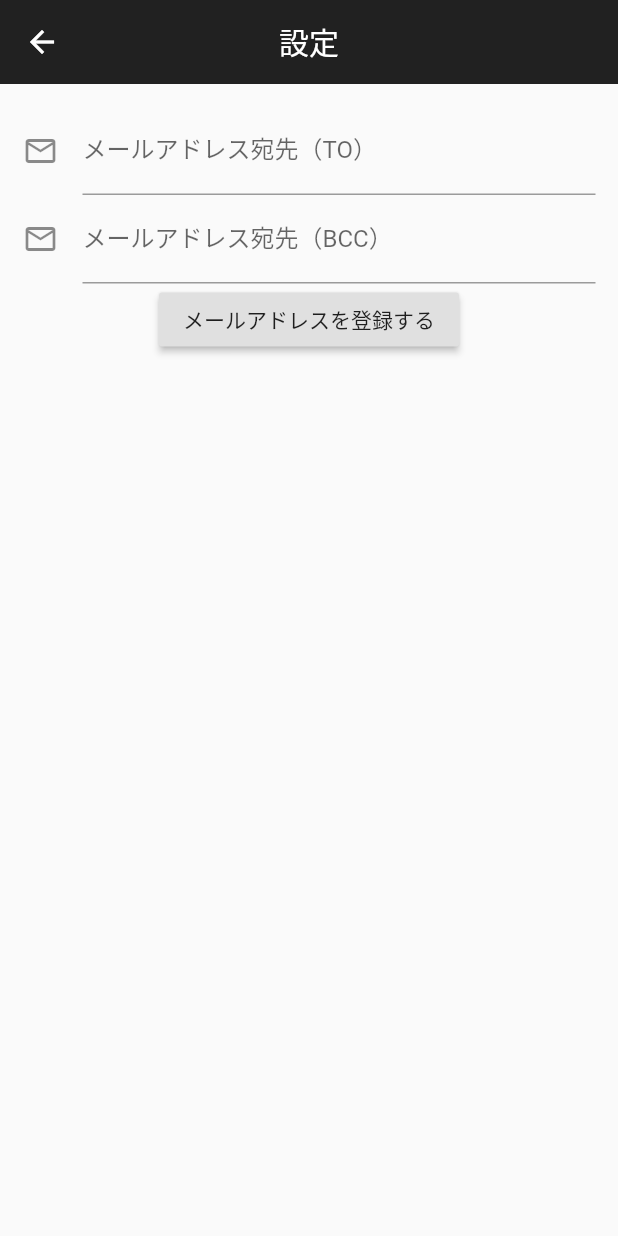
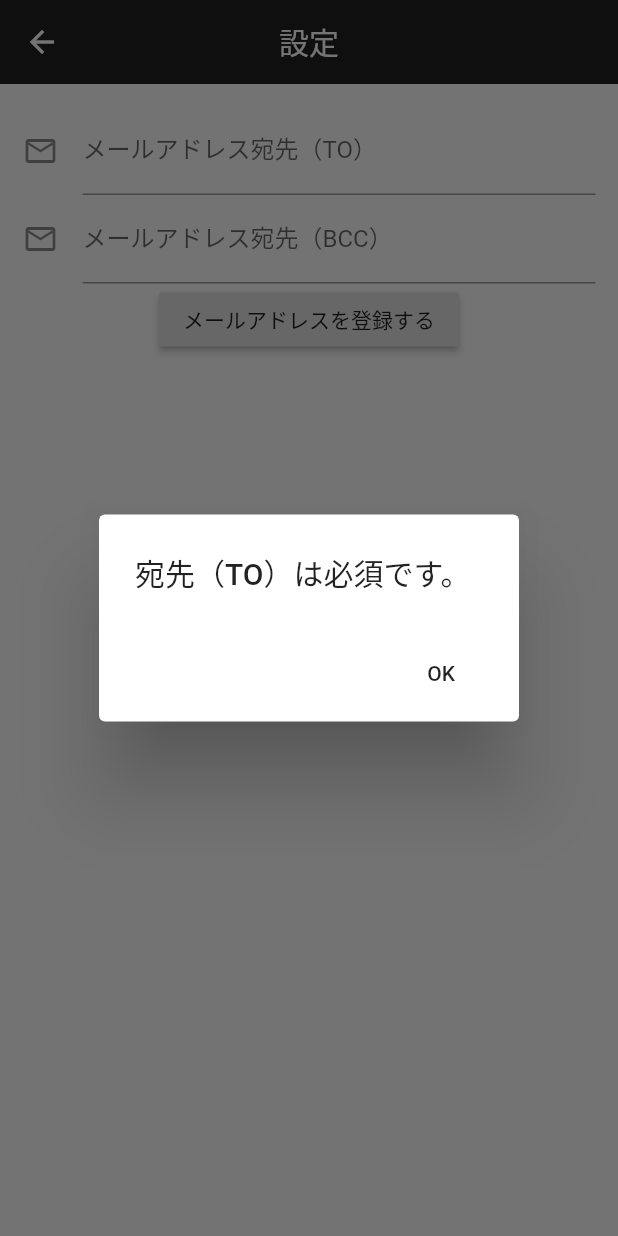
Before and after one commit to e-fumi-dev/attendance_app, a Flutter app: the SettingPage screen opened directly, after a tap on "メールアドレスを登録する", on a phone screen of 412 x 824 dp. Run offline on Flutter 3.47's test engine with Material 2 defaults, Android fonts, the phone set to English and light mode, and no system bars; our stand-ins replace email_validator, shared_preferences; missing offline and left inert: mailto; accounts and stored records are empty.

Commit message:
メールアドレス形式のチェックの追加 社員一覧の表示設定（まだ固定リスト）

```diff
--- a/lib/header.dart
+++ b/lib/header.dart
@@ -29,7 +29,7 @@ class Header extends StatelessWidget with PreferredSizeWidget {
         Padding(
           padding: const EdgeInsets.all(8.0),
           child: IconButton(
-            icon: Icon(Icons.add),
+            icon: Icon(Icons.account_box),
             onPressed: () {
               Navigator.push(
                 context,
--- a/lib/setteing_model.dart
+++ b/lib/setteing_model.dart
@@ -5,21 +5,18 @@ class SettingModel extends ChangeNotifier {
   String mailAddressTo = '';
   String mailAddressBcc = '';
 
-  void setMailAddressTo(String text) {
+  Future setMailAddressTo(String text) async {
     mailAddressTo = text;
-    notifyListeners();
+    //notifyListeners();
   }
 
-  void setMailAddressBcc(String text) {
+  Future setMailAddressBcc(String text) async {
     mailAddressBcc = text;
-    notifyListeners();
+    //notifyListeners();
   }
 
   Future setFileAddress() async {
     List<String> addressList = [];
-    if (mailAddressTo.isEmpty) {
-      throw ('宛先のメールアドレスを入力してください');
-    }
     SharedPreferences prefs = await SharedPreferences.getInstance();
     addressList.add(mailAddressTo);
     addressList.add(mailAddressBcc);
--- a/lib/setting.dart
+++ b/lib/setting.dart
@@ -1,4 +1,5 @@
 import 'package:attendanceapp/setteing_model.dart';
+import 'package:email_validator/email_validator.dart';
 import 'package:flutter/material.dart';
 import 'package:provider/provider.dart';
 
@@ -39,7 +40,6 @@ class SettingPage extends StatelessWidget {
                       ),
                       onChanged: (text) {
                         model.setMailAddressTo(text);
-                        //todo カーソルの制御の確認とバリデータ@が必要みたい。
                       },
                     ),
                     TextField(
@@ -56,7 +56,31 @@ class SettingPage extends StatelessWidget {
                     RaisedButton(
                       child: Text('メールアドレスを登録する'),
                       onPressed: () async {
-                        await model.setFileAddress();
+                        //TOの空チェック
+                        if (mailToTextEditingController.text != '') {
+                          //TOの形式チェック
+                          if (EmailValidator.validate(
+                              mailToTextEditingController.text)) {
+                            //CCの空チェック
+                            if (mailBccTextEditingController.text != '') {
+                              //CCの形式チェック
+                              if (EmailValidator.validate(
+                                  mailBccTextEditingController.text)) {
+                                await model.setFileAddress();
+                              } else {
+                                _showDialog(
+                                    context, '宛先（CC）はメールアドレス形式で入力してください。');
+                              }
+                            } else {
+                              //TOのみの場合、CCはからでも登録
+                              await model.setFileAddress();
+                            }
+                          } else {
+                            _showDialog(context, '宛先（TO）はメールアドレス形式で入力してください。');
+                          }
+                        } else {
+                          _showDialog(context, '宛先（TO）は必須です。');
+                        }
                       },
                     ),
                   ],
@@ -68,4 +92,26 @@ class SettingPage extends StatelessWidget {
       ),
     );
   }
+
+  Future _showDialog(
+    BuildContext context,
+    String title,
+  ) {
+    showDialog(
+      context: context,
+      builder: (BuildContext context) {
+        return AlertDialog(
+          title: Text(title),
+          actions: <Widget>[
+            FlatButton(
+              child: Text('OK'),
+              onPressed: () {
+                Navigator.of(context).pop();
+              },
+            ),
+          ],
+        );
+      },
+    );
+  }
 }
--- a/pubspec.yaml
+++ b/pubspec.yaml
@@ -15,7 +15,7 @@ dependencies:
   provider: ^4.1.3
   shared_preferences: ^0.5.7+3
   mailto: ^0.2.0+1
-
+  email_validator: ^1.0.5
 
   cupertino_icons: ^0.1.3
 
```
Also changed, not shown: lib/main.dart (+19 -6 lines), lib/member_list.dart (+21 -0 lines), lib/member_list_model.dart (added, +16 -0 lines), pubspec.lock.
